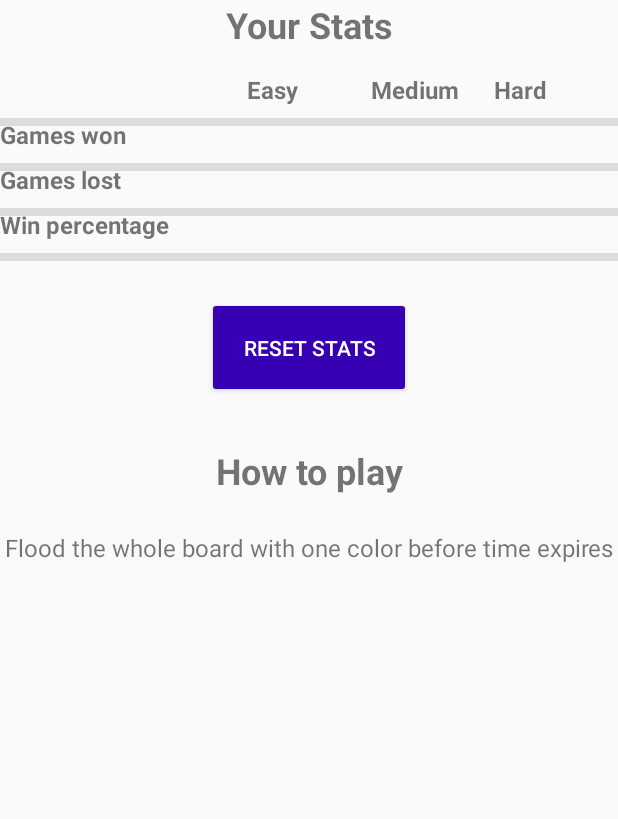
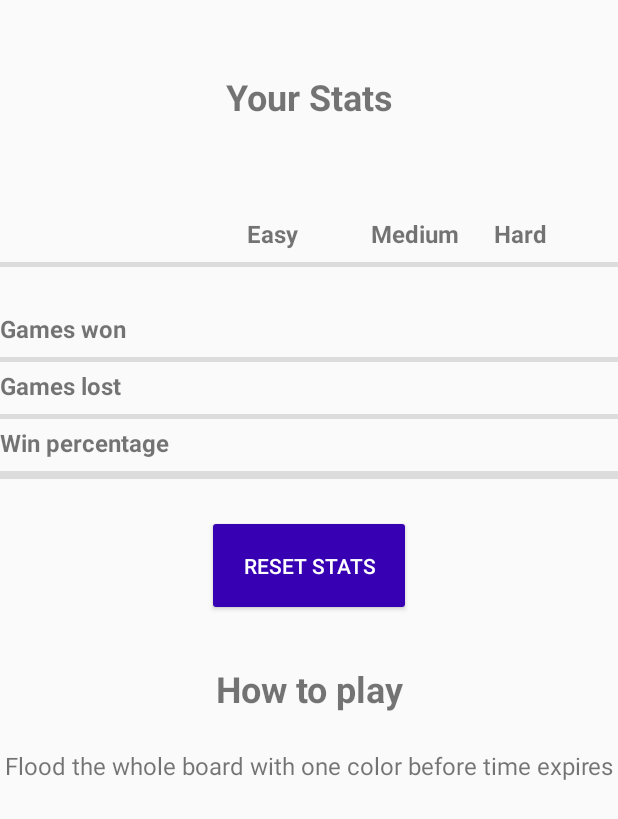
Before and after one commit to hbaxamoosa/CrazyTiles, an Android app: the layout activity_info.xml on its own in the app's theme, with its tools: preview values and no code run, on a phone screen of 412 x 824 dp. Shown: the top 819 px of the screen. Run offline under Robolectric (Android 15) with nearby library versions, the phone set to English and light mode, and no system bars; Roboto replaces fonts that are not available here.

```diff
--- a/app/src/main/AndroidManifest.xml
+++ b/app/src/main/AndroidManifest.xml
@@ -7,9 +7,8 @@
     <application
         android:name=".CrazyTilesApplication"
         android:allowBackup="true"
-        android:icon="@mipmap/ic_launcher"
+        android:icon="@drawable/ic_dashboard_24px"
         android:label="@string/app_name"
-        android:roundIcon="@mipmap/ic_launcher_round"
         android:supportsRtl="true"
         android:fullBackupContent="@xml/my_backup_rules"
         android:theme="@style/AppTheme">
--- a/app/src/main/res/layout/activity_info.xml
+++ b/app/src/main/res/layout/activity_info.xml
@@ -19,8 +19,11 @@
             android:id="@+id/title_your_stats"
             android:layout_width="match_parent"
             android:layout_height="wrap_content"
+            android:layout_marginTop="48dp"
+            android:layout_marginBottom="48dp"
             android:text="@string/your_stats"
             app:layout_constraintStart_toStartOf="parent"
+            app:layout_constraintBottom_toTopOf="@+id/table_column_category_row0"
             app:layout_constraintTop_toTopOf="parent" />
 
         <TextView
@@ -32,13 +35,14 @@
             app:layout_constraintEnd_toStartOf="@+id/table_column_easy_row0"
             app:layout_constraintHorizontal_weight="2"
             app:layout_constraintStart_toStartOf="parent"
+            app:layout_constraintBottom_toTopOf="@+id/divider_row0"
             app:layout_constraintTop_toBottomOf="@+id/title_your_stats" />
 
         <TextView
             android:id="@+id/table_column_easy_row0"
             android:layout_width="0dp"
             android:layout_height="wrap_content"
-            android:text="Easy"
+            android:text="@string/label_easy"
             style="@style/scoreTable.labels"
             app:layout_constraintEnd_toStartOf="@+id/table_column_medium_row0"
             app:layout_constraintHorizontal_weight="1"
@@ -49,7 +53,7 @@
             android:id="@+id/table_column_medium_row0"
             android:layout_width="0dp"
             android:layout_height="wrap_content"
-            android:text="Medium"
+            android:text="@string/label_medium"
             style="@style/scoreTable.labels"
             app:layout_constraintEnd_toStartOf="@+id/table_column_hard_row0"
             app:layout_constraintHorizontal_weight="1"
@@ -60,7 +64,7 @@
             android:id="@+id/table_column_hard_row0"
             android:layout_width="0dp"
             android:layout_height="wrap_content"
-            android:text="Hard"
+            android:text="@string/label_hard"
             style="@style/scoreTable.labels"
             app:layout_constraintEnd_toEndOf="parent"
             app:layout_constraintHorizontal_weight="1"
@@ -70,20 +74,22 @@
         <View
             android:id="@+id/divider_row0"
             android:layout_width="match_parent"
-            android:layout_height="5dp"
+            android:layout_height="3dp"
             android:background="?android:attr/listDivider"
-            app:layout_constraintTop_toBottomOf="@+id/table_column_category_row0" />
+            app:layout_constraintBottom_toTopOf="@+id/table_column_category_row0"
+            app:layout_constraintTop_toTopOf="@+id/table_column_category_row1" />
 
         <TextView
             android:id="@+id/table_column_category_row1"
+            style="@style/scoreTable.labels"
             android:layout_width="0dp"
             android:layout_height="wrap_content"
-            android:text="Games won"
-            style="@style/scoreTable.labels"
+            android:text="@string/games_won"
+            app:layout_constraintBottom_toTopOf="@+id/divider_row1"
             app:layout_constraintEnd_toStartOf="@+id/table_column_easy_row1"
             app:layout_constraintHorizontal_weight="2"
             app:layout_constraintStart_toStartOf="parent"
-            app:layout_constraintTop_toBottomOf="@+id/table_column_category_row0" />
+            app:layout_constraintTop_toBottomOf="@+id/divider_row0" />
 
         <TextView
             android:id="@+id/table_column_easy_row1"
@@ -124,19 +130,21 @@
         <View
             android:id="@+id/divider_row1"
             android:layout_width="match_parent"
-            android:layout_height="5dp"
+            android:layout_height="3dp"
             android:background="?android:attr/listDivider"
             app:layout_constraintTop_toBottomOf="@+id/table_column_category_row1" />
 
         <TextView
             android:id="@+id/table_column_category_row2"
+            style="@style/scoreTable.labels"
             android:layout_width="0dp"
             android:layout_height="wrap_content"
-            android:text="Games lost"
-            style="@style/scoreTable.labels"
+            android:layout_marginTop="8dp"
+            android:text="@string/games_lost"
             app:layout_constraintEnd_toStartOf="@+id/table_column_easy_row2"
             app:layout_constraintHorizontal_weight="2"
             app:layout_constraintStart_toStartOf="parent"
+            app:layout_constraintBottom_toTopOf="@+id/divider_row2"
             app:layout_constraintTop_toBottomOf="@+id/table_column_category_row1" />
 
         <TextView
@@ -178,19 +186,21 @@
         <View
             android:id="@+id/divider_row2"
             android:layout_width="match_parent"
-            android:layout_height="5dp"
+            android:layout_height="3dp"
             android:background="?android:attr/listDivider"
             app:layout_constraintTop_toBottomOf="@+id/table_column_category_row2" />
 
         <TextView
             android:id="@+id/table_column_category_row3"
+            style="@style/scoreTable.labels"
             android:layout_width="0dp"
             android:layout_height="wrap_content"
-            android:text="Win percentage"
-            style="@style/scoreTable.labels"
+            android:layout_marginTop="8dp"
+            android:text="@string/win_percentage"
             app:layout_constraintEnd_toStartOf="@+id/table_column_easy_row3"
             app:layout_constraintHorizontal_weight="2"
             app:layout_constraintStart_toStartOf="parent"
+            app:layout_constraintBottom_toTopOf="@+id/divider_row3"
             app:layout_constraintTop_toBottomOf="@+id/table_column_category_row2" />
 
         <TextView
@@ -242,7 +252,7 @@
             android:layout_height="wrap_content"
             android:layout_marginTop="24dp"
             android:onClick="@{() -> infoViewModel.resetStats()}"
-            android:text="Reset Stats"
+            android:text="@string/reset_stats"
             android:theme="@style/GoButton"
             android:padding="24dp"
             app:layout_constraintEnd_toEndOf="parent"
@@ -256,7 +266,7 @@
             android:layout_height="wrap_content"
             android:layout_marginTop="32dp"
             android:layout_marginBottom="8dp"
-            android:text="How to play"
+            android:text="@string/how_to_play"
             app:layout_constraintBottom_toTopOf="@+id/instructions"
             app:layout_constraintEnd_toEndOf="parent"
             app:layout_constraintStart_toStartOf="parent"
@@ -270,7 +280,7 @@
             android:layout_marginStart="8dp"
             android:layout_marginTop="8dp"
             android:layout_marginEnd="8dp"
-            android:text="Flood the whole board with one color before time expires"
+            android:text="@string/instructions"
             app:layout_constraintEnd_toEndOf="parent"
             app:layout_constraintStart_toStartOf="parent"
             app:layout_constraintTop_toBottomOf="@+id/title_how_to_play" />
```
Also changed, not shown: app/src/main/res/drawable/ic_dashboard_24px.xml (added, +9 -0 lines), app/src/main/res/navigation/navigation.xml (+6 -1 lines), app/src/main/res/values/strings.xml (+9 -46 lines).
